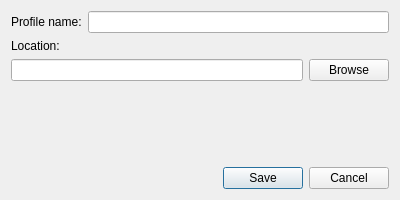
Above: VisualPIC/Views/SaveOpacityDialog.ui from AngelFP/VisualPIC before the change. Below: the same form after it.
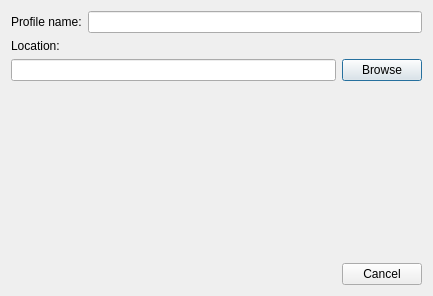
That is the form after the change.

Commit message: Save button does not close window

```diff
--- a/VisualPIC/Views/SaveOpacityDialog.ui
+++ b/VisualPIC/Views/SaveOpacityDialog.ui
@@ -6,8 +6,8 @@
    <rect>
     <x>0</x>
     <y>0</y>
-    <width>400</width>
-    <height>200</height>
+    <width>433</width>
+    <height>296</height>
    </rect>
   </property>
   <property name="windowTitle">
@@ -84,7 +84,7 @@
       <enum>Qt::Horizontal</enum>
      </property>
      <property name="standardButtons">
-      <set>QDialogButtonBox::Cancel|QDialogButtonBox::Save</set>
+      <set>QDialogButtonBox::Cancel</set>
      </property>
     </widget>
    </item>
```
The commit also changes 1 other file.
